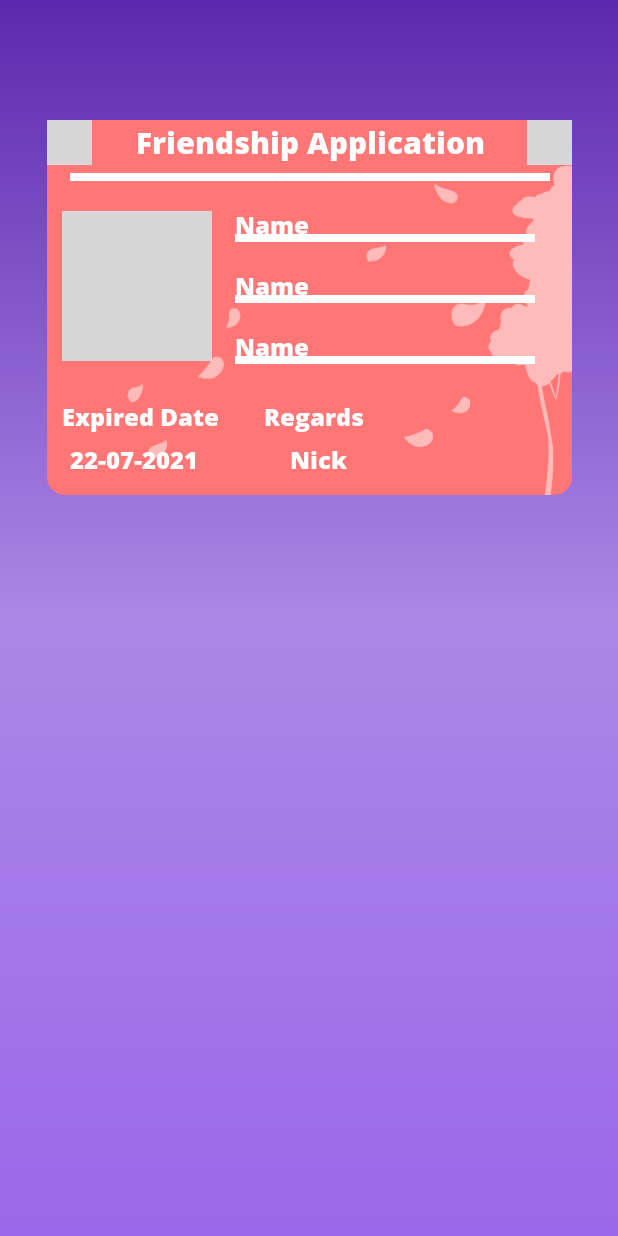
After one commit to ganiaaldi/Acar, an Android app: the ResultFragment screen opened directly, with no data from a screen before it, on a phone screen of 412 x 824 dp. The commit adds this screen. Run offline under Robolectric (Android 15) with nearby library versions, the light colour scheme and no system bars; grey boxes are pictures that could not be loaded.

Commit message:
implement ui result fragment and implement navigation

```diff
--- a/app/build.gradle
+++ b/app/build.gradle
@@ -46,6 +46,7 @@ dependencies {
     implementation 'androidx.appcompat:appcompat:1.3.0'
     implementation 'com.google.android.material:material:1.4.0'
     implementation 'androidx.constraintlayout:constraintlayout:2.0.4'
+    implementation 'androidx.legacy:legacy-support-v4:1.0.0'
     testImplementation 'junit:junit:4.+'
     androidTestImplementation 'androidx.test.ext:junit:1.1.3'
     androidTestImplementation 'androidx.test.espresso:espresso-core:3.4.0'
--- a/app/src/main/java/com/gadidev/acar/MainActivity.kt
+++ b/app/src/main/java/com/gadidev/acar/MainActivity.kt
@@ -2,6 +2,7 @@ package com.gadidev.acar
 
 import androidx.appcompat.app.AppCompatActivity
 import android.os.Bundle
+import androidx.navigation.fragment.NavHostFragment
 import com.gadidev.acar.databinding.ActivityMainBinding
 import com.google.firebase.crashlytics.FirebaseCrashlytics
 
@@ -13,5 +14,12 @@ class MainActivity : AppCompatActivity() {
         binding = ActivityMainBinding.inflate(layoutInflater)
         setContentView(binding.root)
         FirebaseCrashlytics.getInstance()
+        setupNavigation()
+    }
+
+
+    private fun setupNavigation() {
+        val navHostFragment = supportFragmentManager.findFragmentById(R.id.nav_primary) as NavHostFragment
+        val navController = navHostFragment.navController
     }
 }
--- /dev/null
+++ b/app/src/main/java/com/gadidev/acar/ResultFragment.kt
@@ -0,0 +1,33 @@
+package com.gadidev.acar
+
+import android.os.Bundle
+import android.view.LayoutInflater
+import androidx.fragment.app.Fragment
+import android.view.View
+import android.view.ViewGroup
+import com.gadidev.acar.databinding.ActivityMainBinding
+import com.gadidev.acar.databinding.FragmentResultBinding
+
+class ResultFragment : Fragment() {
+
+    private var _binding: FragmentResultBinding? = null
+
+    // This property is only valid between onCreateView and
+    // onDestroyView.
+    private val binding get() = _binding!!
+
+    override fun onCreateView(
+            inflater: LayoutInflater,
+            container: ViewGroup?,
+            savedInstanceState: Bundle?
+    ): View? {
+        _binding = FragmentResultBinding.inflate(inflater, container, false)
+        val view = binding.root
+        return view
+    }
+
+    override fun onDestroyView() {
+        super.onDestroyView()
+        _binding = null
+    }
+}
--- a/app/src/main/java/com/gadidev/acar/StartedActivity.kt
+++ b/app/src/main/java/com/gadidev/acar/StartedActivity.kt
@@ -1,5 +1,6 @@
 package com.gadidev.acar
 
+import android.content.Intent
 import android.os.Build
 import androidx.appcompat.app.AppCompatActivity
 import android.os.Bundle
@@ -41,5 +42,10 @@ class StartedActivity : AppCompatActivity() {
         val adapter = GifAdapter(getGifs())
         binding.sliderView.create(adapter, 4000, lifecycle)
         binding.sliderView.setCustomIndicator(findViewById(R.id.state_indicator))
+        binding.btnStart.setOnClickListener {
+            val intent = Intent(this, MainActivity::class.java)
+            startActivity(intent)
+
+        }
     }
 }
--- /dev/null
+++ b/app/src/main/res/drawable/bg_gradient.xml
@@ -0,0 +1,7 @@
+<shape xmlns:android="http://schemas.android.com/apk/res/android">
+    <gradient
+        android:angle="270"
+        android:endColor="@color/colorPrimary"
+        android:startColor="@color/colorVeryDark"
+        android:centerColor="@color/colorSecond"/>
+</shape>
--- /dev/null
+++ b/app/src/main/res/drawable/border_white.xml
@@ -0,0 +1,7 @@
+<?xml version="1.0" encoding="UTF-8"?>
+<shape xmlns:android="http://schemas.android.com/apk/res/android">
+    <solid android:color="@color/colorWhite" />
+    <stroke android:width="2dp" android:color="@color/colorWhite" />
+    <padding android:left="1dp" android:top="1dp" android:right="1dp"
+        android:bottom="1dp" />
+</shape>
--- /dev/null
+++ b/app/src/main/res/drawable/button_pink.xml
@@ -0,0 +1,7 @@
+<?xml version="1.0" encoding="UTF-8"?>
+<shape
+    xmlns:android="http://schemas.android.com/apk/res/android">
+    <corners
+        android:radius="12dp" />
+    <solid android:color="@color/colorPink"/>
+</shape>
--- a/app/src/main/res/layout/activity_main.xml
+++ b/app/src/main/res/layout/activity_main.xml
@@ -6,13 +6,27 @@
     android:layout_height="match_parent"
     tools:context=".MainActivity">
 
-    <TextView
-        android:layout_width="wrap_content"
-        android:layout_height="wrap_content"
-        android:text="Hello World!"
-        app:layout_constraintBottom_toBottomOf="parent"
+<!--    <androidx.appcompat.widget.Toolbar-->
+<!--        android:layout_width="match_parent"-->
+<!--        android:layout_height="?attr/actionBarSize"-->
+<!--        app:layout_constraintTop_toTopOf="parent"-->
+<!--        android:id="@+id/toolbar"-->
+<!--        app:title="AAA"-->
+<!--        android:background="@color/colorPrimary"-->
+<!--        app:titleTextAppearance="@style/ToolbarTheme"-->
+<!--        android:theme="@style/AppTheme"-->
+<!--        />-->
+
+
+    <fragment
+        android:id="@+id/nav_primary"
+        android:name="androidx.navigation.fragment.NavHostFragment"
+        android:layout_width="match_parent"
+        android:layout_height="match_parent"
         app:layout_constraintLeft_toLeftOf="parent"
         app:layout_constraintRight_toRightOf="parent"
-        app:layout_constraintTop_toTopOf="parent" />
-
+        app:layout_constraintTop_toTopOf="parent"
+        app:layout_constraintBottom_toBottomOf="parent"
+        app:defaultNavHost="true"
+        app:navGraph="@navigation/primary_navigation" />
 </androidx.constraintlayout.widget.ConstraintLayout>
--- /dev/null
+++ b/app/src/main/res/layout/fragment_result.xml
@@ -0,0 +1,185 @@
+<?xml version="1.0" encoding="utf-8"?>
+<androidx.constraintlayout.widget.ConstraintLayout xmlns:android="http://schemas.android.com/apk/res/android"
+    xmlns:tools="http://schemas.android.com/tools"
+    android:layout_width="match_parent"
+    android:layout_height="match_parent"
+    xmlns:app="http://schemas.android.com/apk/res-auto"
+    tools:context=".ResultFragment"
+    android:background="@drawable/bg_gradient">
+
+
+    <!-- Sakura -->
+    <RelativeLayout
+        android:layout_width="350dp"
+        android:layout_height="250dp"
+        android:layout_marginTop="80dp"
+        app:layout_constraintCircleRadius="8dp"
+        android:id="@+id/frameSakura"
+        app:layout_constraintTop_toTopOf="parent"
+        app:layout_constraintLeft_toLeftOf="parent"
+        app:layout_constraintRight_toRightOf="parent"
+        android:background="@drawable/button_pink">
+
+        <androidx.appcompat.widget.AppCompatImageView
+            android:layout_width="match_parent"
+            android:layout_height="match_parent"
+            android:background="@drawable/sakura"/>
+
+        <androidx.appcompat.widget.AppCompatTextView
+            android:layout_width="320dp"
+            android:layout_marginStart="15dp"
+            android:layout_height="wrap_content"
+            android:gravity="center"
+            android:text="Friendship Application"
+            style="@style/WhiteBoldText"
+            android:id="@+id/tvTitleSakura"
+            />
+
+        <androidx.appcompat.widget.AppCompatImageView
+            android:layout_width="30dp"
+            android:layout_height="30dp"
+            android:src="@drawable/ic_android_black_24dp"
+            android:layout_alignParentStart="true"
+            android:id="@+id/imgLogoSakuraOne"
+            />
+
+        <androidx.appcompat.widget.AppCompatImageView
+            android:layout_width="30dp"
+            android:layout_height="30dp"
+            android:src="@drawable/ic_android_black_24dp"
+            android:layout_alignParentEnd="true"
+            android:id="@+id/imgLogoSakuraTwo"
+            />
+
+        <View
+        android:id="@+id/lineTitleSakura"
+        android:layout_marginTop="35dp"
+        android:layout_width="320dp"
+        android:layout_marginStart="15dp"
+        android:layout_height="5dp"
+        android:background="@android:color/white"/>
+
+        <androidx.appcompat.widget.AppCompatImageView
+            android:layout_width="100dp"
+            android:layout_height="100dp"
+            android:id="@+id/imgPhotoSakura"
+            android:layout_below="@id/lineTitleSakura"
+            android:layout_marginTop="20dp"
+            android:layout_marginStart="10dp"
+            android:src="@drawable/ic_android_black_24dp"
+            android:background="@drawable/border_white"/>
+
+        <TextView
+            android:layout_toRightOf="@id/imgPhotoSakura"
+            android:layout_marginLeft="15dp"
+            android:layout_width="match_parent"
+            android:layout_height="wrap_content"
+            android:text="Name"
+            style="@style/WhiteBoldCard"
+            android:id="@+id/tvNameSakura"
+            android:layout_alignBottom="@id/lineNameSakura"
+            />
+
+        <View
+            android:id="@+id/lineNameSakura"
+            android:layout_marginTop="35dp"
+            android:layout_width="200dp"
+            android:layout_marginStart="15dp"
+            android:layout_height="5dp"
+            android:layout_toRightOf="@id/imgPhotoSakura"
+            android:layout_below="@id/lineTitleSakura"
+            android:background="@android:color/white"/>
+
+
+        <TextView
+            android:layout_toRightOf="@id/imgPhotoSakura"
+            android:layout_marginLeft="15dp"
+            android:layout_width="match_parent"
+            android:layout_height="wrap_content"
+            android:text="Name"
+            style="@style/WhiteBoldCard"
+            android:id="@+id/tvRegionSakura"
+            android:layout_alignBottom="@id/lineRegionSakura"
+            />
+
+        <View
+            android:id="@+id/lineRegionSakura"
+            android:layout_marginTop="35dp"
+            android:layout_width="200dp"
+            android:layout_marginStart="15dp"
+            android:layout_height="5dp"
+            android:layout_toRightOf="@id/imgPhotoSakura"
+            android:layout_below="@id/lineNameSakura"
+            android:background="@android:color/white"/>
+
+        <TextView
+            android:layout_toRightOf="@id/imgPhotoSakura"
+            android:layout_marginLeft="15dp"
+            android:layout_width="match_parent"
+            android:layout_height="wrap_content"
+            android:id="@+id/tvNoteSakura"
+            android:text="Name"
+            style="@style/WhiteBoldCard"
+            android:layout_alignBottom="@id/lineNoteSakura"
+            />
+
+        <View
+            android:id="@+id/lineNoteSakura"
+            android:layout_marginTop="35dp"
+            android:layout_width="200dp"
+            android:layout_marginStart="15dp"
+            android:layout_height="5dp"
+            android:layout_toRightOf="@id/imgPhotoSakura"
+            android:layout_below="@id/lineRegionSakura"
+            android:background="@android:color/white"/>
+
+        <TextView
+            android:layout_marginStart="10dp"
+            android:layout_width="wrap_content"
+            android:layout_height="wrap_content"
+            android:text="Expired Date"
+            android:layout_marginTop="25dp"
+            style="@style/WhiteBoldCard"
+            android:id="@+id/tvExp"
+            android:layout_below="@id/imgPhotoSakura"
+            />
+
+        <TextView
+            android:layout_marginStart="30dp"
+            android:layout_width="wrap_content"
+            android:layout_height="wrap_content"
+            android:text="Regards"
+            android:layout_marginTop="25dp"
+            android:layout_toRightOf="@id/tvExp"
+            style="@style/WhiteBoldCard"
+            android:id="@+id/tvRegards"
+            android:layout_below="@id/imgPhotoSakura"
+            />
+
+
+        <TextView
+            android:layout_marginStart="15dp"
+            android:layout_width="wrap_content"
+            android:layout_height="wrap_content"
+            android:text="22-07-2021"
+            android:layout_marginTop="5dp"
+            style="@style/WhiteBoldCard"
+            android:id="@+id/tvExpDate"
+            android:layout_below="@id/tvExp"
+            />
+
+        <TextView
+            android:layout_marginStart="30dp"
+            android:layout_width="100dp"
+            android:layout_height="wrap_content"
+            android:layout_toRightOf="@id/tvExpDate"
+            android:text="Nick"
+            android:gravity="center"
+            android:layout_marginTop="5dp"
+            style="@style/WhiteBoldCard"
+            android:id="@+id/tvNickSakura"
+            android:layout_below="@id/tvRegards"
+            />
+    </RelativeLayout>
+
+</androidx.constraintlayout.widget.ConstraintLayout>
--- /dev/null
+++ b/app/src/main/res/navigation/primary_navigation.xml
@@ -0,0 +1,13 @@
+<?xml version="1.0" encoding="utf-8"?>
+<navigation xmlns:android="http://schemas.android.com/apk/res/android"
+    xmlns:app="http://schemas.android.com/apk/res-auto"
+    xmlns:tools="http://schemas.android.com/tools"
+    android:id="@+id/primary_navigation"
+    app:startDestination="@id/resultFragment">
+
+    <fragment
+        android:id="@+id/resultFragment"
+        android:name="com.gadidev.acar.ResultFragment"
+        android:label="fragment_result"
+        tools:layout="@layout/fragment_result" />
+</navigation>
--- a/app/src/main/res/values/colors.xml
+++ b/app/src/main/res/values/colors.xml
@@ -6,4 +6,7 @@
     <color name="colorVeryDark">#5C29AE</color>
     <color name="colorWhite">#FFFFFF</color>
     <color name="colorBlack">#000000</color>
+    <color name="colorPink">#FF7676</color>
+    <color name="colorBlue">#767CFF</color>
+    <color name="colorGreen">#4CAF50</color>
 </resources>
--- a/app/src/main/res/values/strings.xml
+++ b/app/src/main/res/values/strings.xml
@@ -2,4 +2,6 @@
     <string name="app_name">Acar</string>
     <string name="text_title">Create your own ID Card</string>
     <string name="text_desc_start">Let\'s make and customize id card, application friend, fans card, etc. And share to you all friend.</string>
+    <!-- TODO: Remove or change this placeholder text -->
+    <string name="hello_blank_fragment">Hello blank fragment</string>
 </resources>
--- a/app/src/main/res/values/styles.xml
+++ b/app/src/main/res/values/styles.xml
@@ -22,6 +22,12 @@
         <item name="android:textColor">@color/colorWhite</item>
     </style>
 
+    <style name="WhiteBoldCard" parent="TextAppearance.AppCompat">
+        <item name="android:fontFamily">@font/opensans_bold</item>
+        <item name="android:textSize">16sp</item>
+        <item name="android:textColor">@color/colorWhite</item>
+    </style>
+
     <style name="WhiteBoldTextSmall" parent="TextAppearance.AppCompat">
         <item name="android:fontFamily">@font/opensans_regular</item>
         <item name="android:textSize">14sp</item>
```
Also changed, not shown: app/src/main/res/drawable/sakura.png (added).
